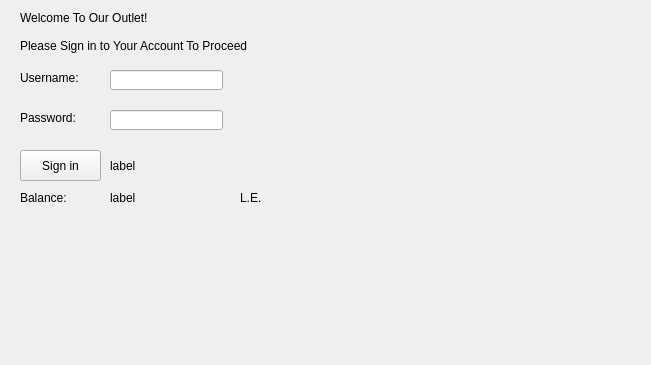
First picture: the form in QT_Assignment/signin.ui, repository Yasmina-Reda/QT_Assignment, before the edit; both pictures show x 0 to 651 and y 0 to 365 of the 800 by 600 pixel window.
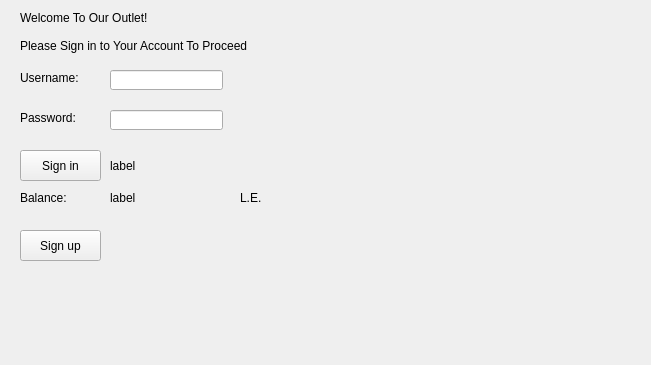
Second picture: the form after the edit.

Commit message: added sign up option but repeated username check not working

The edit to the form file:
```diff
--- a/QT_Assignment/signin.ui
+++ b/QT_Assignment/signin.ui
@@ -146,7 +146,7 @@
      <rect>
       <x>110</x>
       <y>150</y>
-      <width>251</width>
+      <width>401</width>
       <height>31</height>
      </rect>
     </property>
@@ -154,6 +154,19 @@
      <string>label</string>
     </property>
    </widget>
+   <widget class="QPushButton" name="pushButton_signUp">
+    <property name="geometry">
+     <rect>
+      <x>20</x>
+      <y>230</y>
+      <width>81</width>
+      <height>31</height>
+     </rect>
+    </property>
+    <property name="text">
+     <string>Sign up</string>
+    </property>
+   </widget>
   </widget>
   <widget class="QMenuBar" name="menubar">
    <property name="geometry">
```
The commit also changes 30 other files.
